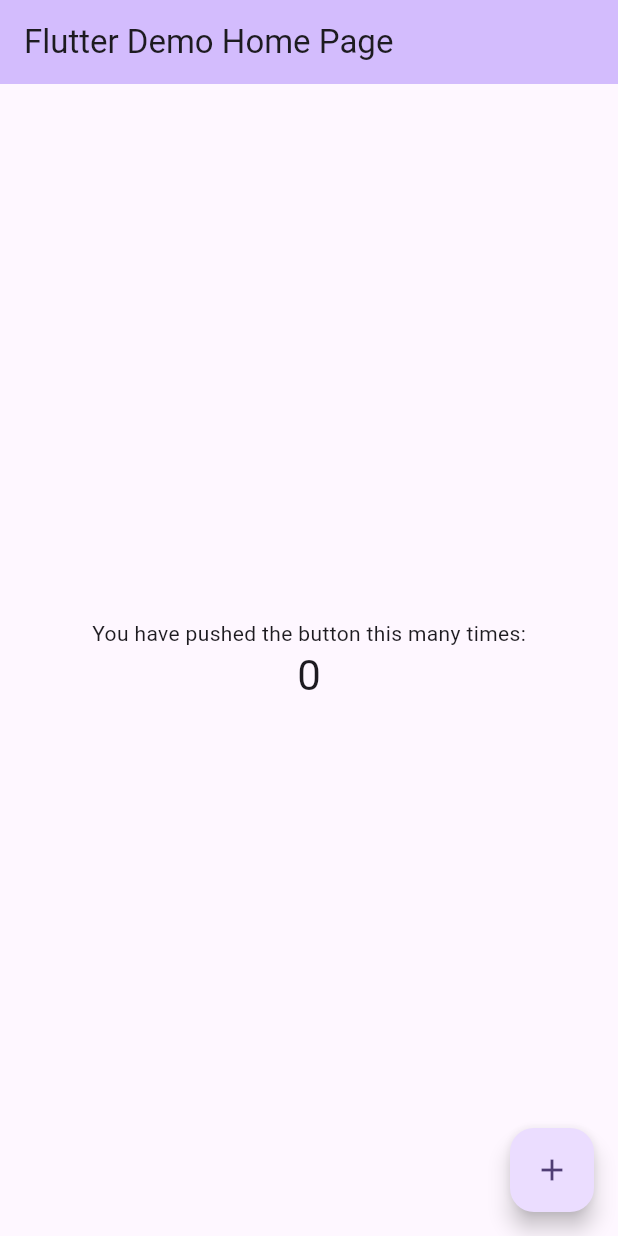
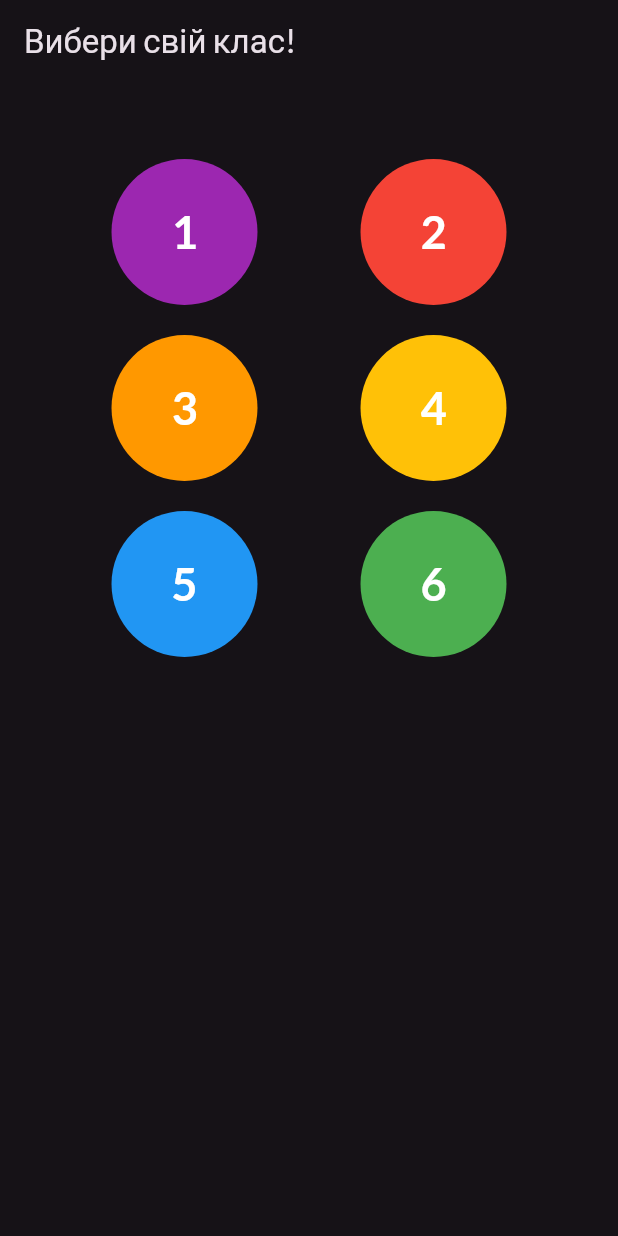
Before and after one commit to IvanRobak/shcool, a Flutter app: the screen it shows after launch, on a phone screen of 412 x 824 dp. Run offline on Flutter 3.47's test engine with Material 3 defaults, Android fonts, the phone set to English and light mode, and no system bars; our stand-ins replace google_fonts.

Commit message:
CategoryScreen

```diff
--- a/lib/main.dart
+++ b/lib/main.dart
@@ -1,4 +1,13 @@
 import 'package:flutter/material.dart';
+import 'package:google_fonts/google_fonts.dart';
+import 'package:shcool/screen/categories.dart';
+
+final theme = ThemeData(
+    colorScheme: ColorScheme.fromSeed(
+      brightness: Brightness.dark,
+      seedColor: const Color.fromARGB(255, 123, 54, 171),
+    ),
+    textTheme: GoogleFonts.latoTextTheme());
 
 void main() {
   runApp(const MyApp());
@@ -7,119 +16,11 @@
 class MyApp extends StatelessWidget {
   const MyApp({super.key});
 
-  // This widget is the root of your application.
   @override
   Widget build(BuildContext context) {
     return MaterialApp(
-      title: 'Flutter Demo',
-      theme: ThemeData(
-        // This is the theme of your application.
-        //
-        // TRY THIS: Try running your application with "flutter run". You'll see
-        // the application has a purple toolbar. Then, without quitting the app,
-        // try changing the seedColor in the colorScheme below to Colors.green
-        // and then invoke "hot reload" (save your changes or press the "hot
-        // reload" button in a Flutter-supported IDE, or press "r" if you used
-        // the command line to start the app).
-        //
-        // Notice that the counter didn't reset back to zero; the application
-        // state is not lost during the reload. To reset the state, use hot
-        // restart instead.
-        //
-        // This works for code too, not just values: Most code changes can be
-        // tested with just a hot reload.
-        colorScheme: ColorScheme.fromSeed(seedColor: Colors.deepPurple),
-        useMaterial3: true,
-      ),
-      home: const MyHomePage(title: 'Flutter Demo Home Page'),
+      theme: theme,
+      home: const CategoryScreen(),
     );
   }
 }
-
-class MyHomePage extends StatefulWidget {
-  const MyHomePage({super.key, required this.title});
-
-  // This widget is the home page of your application. It is stateful, meaning
-  // that it has a State object (defined below) that contains fields that affect
-  // how it looks.
-
-  // This class is the configuration for the state. It holds the values (in this
-  // case the title) provided by the parent (in this case the App widget) and
-  // used by the build method of the State. Fields in a Widget subclass are
-  // always marked "final".
-
-  final String title;
-
-  @override
-  State<MyHomePage> createState() => _MyHomePageState();
-}
-
-class _MyHomePageState extends State<MyHomePage> {
-  int _counter = 0;
-
-  void _incrementCounter() {
-    setState(() {
-      // This call to setState tells the Flutter framework that something has
-      // changed in this State, which causes it to rerun the build method below
-      // so that the display can reflect the updated values. If we changed
-      // _counter without calling setState(), then the build method would not be
-      // called again, and so nothing would appear to happen.
-      _counter++;
-    });
-  }
-
-  @override
-  Widget build(BuildContext context) {
-    // This method is rerun every time setState is called, for instance as done
-    // by the _incrementCounter method above.
-    //
-    // The Flutter framework has been optimized to make rerunning build methods
-    // fast, so that you can just rebuild anything that needs updating rather
-    // than having to individually change instances of widgets.
-    return Scaffold(
-      appBar: AppBar(
-        // TRY THIS: Try changing the color here to a specific color (to
-        // Colors.amber, perhaps?) and trigger a hot reload to see the AppBar
-        // change color while the other colors stay the same.
-        backgroundColor: Theme.of(context).colorScheme.inversePrimary,
-        // Here we take the value from the MyHomePage object that was created by
-        // the App.build method, and use it to set our appbar title.
-        title: Text(widget.title),
-      ),
-      body: Center(
-        // Center is a layout widget. It takes a single child and positions it
-        // in the middle of the parent.
-        child: Column(
-          // Column is also a layout widget. It takes a list of children and
-          // arranges them vertically. By default, it sizes itself to fit its
-          // children horizontally, and tries to be as tall as its parent.
-          //
-          // Column has various properties to control how it sizes itself and
-          // how it positions its children. Here we use mainAxisAlignment to
-          // center the children vertically; the main axis here is the vertical
-          // axis because Columns are vertical (the cross axis would be
-          // horizontal).
-          //
-          // TRY THIS: Invoke "debug painting" (choose the "Toggle Debug Paint"
-          // action in the IDE, or press "p" in the console), to see the
-          // wireframe for each widget.
-          mainAxisAlignment: MainAxisAlignment.center,
-          children: <Widget>[
-            const Text(
-              'You have pushed the button this many times:',
-            ),
-            Text(
-              '$_counter',
-              style: Theme.of(context).textTheme.headlineMedium,
-            ),
-          ],
-        ),
-      ),
-      floatingActionButton: FloatingActionButton(
-        onPressed: _incrementCounter,
-        tooltip: 'Increment',
-        child: const Icon(Icons.add),
-      ), // This trailing comma makes auto-formatting nicer for build methods.
-    );
-  }
-}
--- /dev/null
+++ b/lib/screen/categories.dart
@@ -0,0 +1,53 @@
+import 'package:flutter/material.dart';
+
+class CategoryScreen extends StatelessWidget {
+  const CategoryScreen({super.key});
+
+  @override
+  Widget build(BuildContext context) {
+    return Scaffold(
+      appBar: AppBar(
+        title: const Text('Вибери свій клас!'),
+      ),
+      body: GridView(
+        padding: const EdgeInsets.all(50),
+        gridDelegate: const SliverGridDelegateWithFixedCrossAxisCount(
+          crossAxisCount: 2,
+          childAspectRatio: 3 / 2,
+          crossAxisSpacing: 20,
+          mainAxisSpacing: 20,
+        ),
+        children: [
+          _buildCategoryCircle('1', Colors.purple),
+          _buildCategoryCircle('2', Colors.red),
+          _buildCategoryCircle('3', Colors.orange),
+          _buildCategoryCircle('4', Colors.amber),
+          _buildCategoryCircle('5', Colors.blue),
+          _buildCategoryCircle('6', Colors.green),
+        ],
+      ),
+    );
+  }
+
+  Widget _buildCategoryCircle(String text, Color color) {
+    return GestureDetector(
+      onTap: () {},
+      child: Container(
+        decoration: BoxDecoration(
+          color: color,
+          shape: BoxShape.circle,
+        ),
+        child: Center(
+          child: Text(
+            text,
+            style: const TextStyle(
+              color: Colors.white,
+              fontSize: 30,
+              fontWeight: FontWeight.bold,
+            ),
+          ),
+        ),
+      ),
+    );
+  }
+}
--- a/pubspec.yaml
+++ b/pubspec.yaml
@@ -35,6 +35,7 @@ dependencies:
   # The following adds the Cupertino Icons font to your application.
   # Use with the CupertinoIcons class for iOS style icons.
   cupertino_icons: ^1.0.6
+  google_fonts: ^6.2.1
 
 dev_dependencies:
   flutter_test:
```
Also changed, not shown: pubspec.lock, 10 other files.
